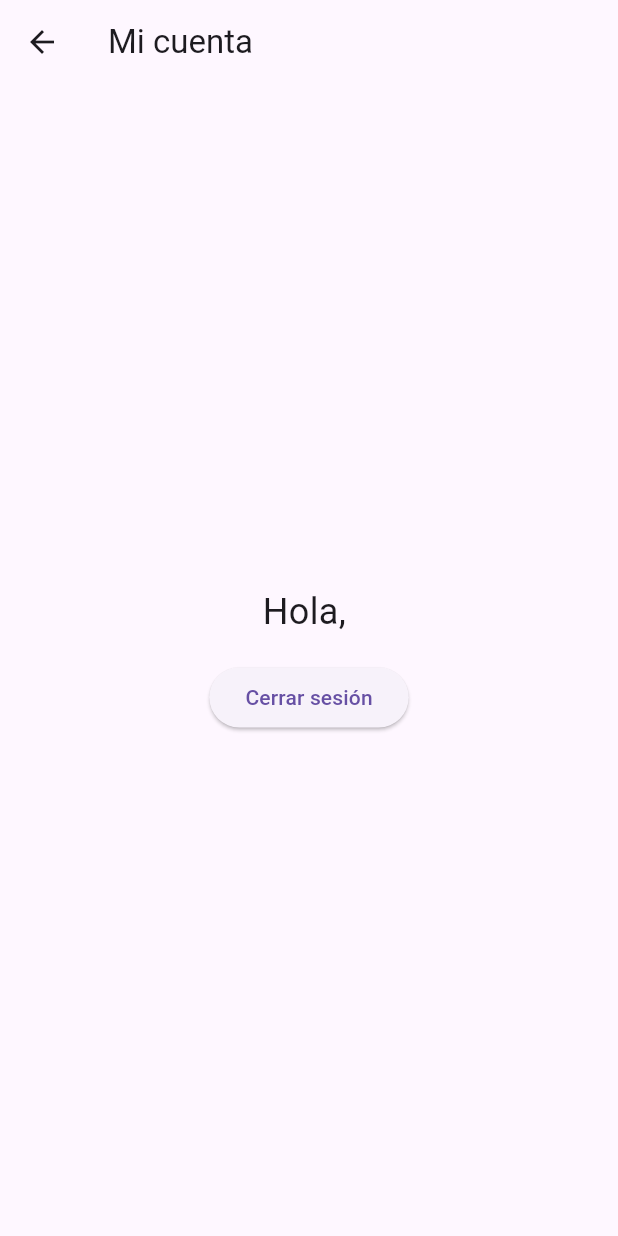
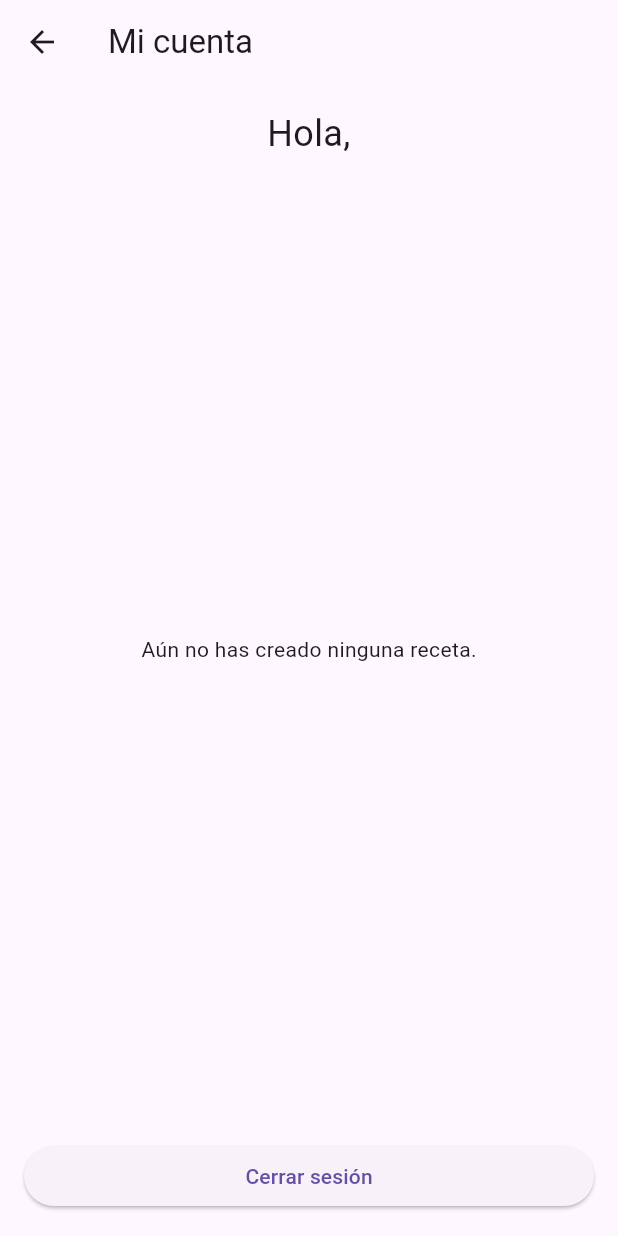
Before and after one commit to MSdelP/Recetas_app, a Flutter app: the AccountScreen screen opened by its route, on a phone screen of 412 x 824 dp. Run offline on Flutter 3.47's test engine with Material 3 defaults, Android fonts, the light colour scheme and no system bars; our stand-ins replace shared_preferences; accounts and stored records are empty; network calls fail.

Commit message:
modificar receta

```diff
--- a/lib/core/theme.dart
+++ b/lib/core/theme.dart
@@ -1,7 +1,5 @@
 import 'package:flutter/material.dart';
-import 'package:google_fonts/google_fonts.dart';
 
-import 'package:flutter/material.dart';
 
 /// Tema global de la aplicación.
 final ThemeData appTheme = ThemeData(
--- a/lib/data/models/receta_model.dart
+++ b/lib/data/models/receta_model.dart
@@ -2,38 +2,22 @@ import 'package:receta_app/domain/entities/receta.dart';
 
 class RecetaModel extends Receta {
   RecetaModel({
-    required String id,
-    required String titulo,
-    required String descripcion,
-    required List<String> ingredientes,
-    required List<String> pasos,
-    required String imagenUrl,
-    required int tiempoMinutos,
-    required String dificultad,
-    required String tipoComida,
-    required List<String> dietas,
-    required String autor,
-    required double valoracion,
-    required int calorias,
-    required DateTime creadaEn,
-    required String pais,
-  }) : super(
-    id: id,
-    titulo: titulo,
-    descripcion: descripcion,
-    ingredientes: ingredientes,
-    pasos: pasos,
-    imagenUrl: imagenUrl,
-    tiempoMinutos: tiempoMinutos,
-    dificultad: dificultad,
-    tipoComida: tipoComida,
-    dietas: dietas,
-    autor: autor,
-    valoracion: valoracion,
-    calorias: calorias,
-    creadaEn: creadaEn,
-    pais: pais,
-  );
+    required super.id,
+    required super.titulo,
+    required super.descripcion,
+    required super.ingredientes,
+    required super.pasos,
+    required super.imagenUrl,
+    required super.tiempoMinutos,
+    required super.dificultad,
+    required super.tipoComida,
+    required super.dietas,
+    required super.autor,
+    required super.valoracion,
+    required super.calorias,
+    required super.creadaEn,
+    required super.pais,
+  });
 
   factory RecetaModel.fromJson(Map<String, dynamic> json) {
     return RecetaModel(
--- a/lib/main.dart
+++ b/lib/main.dart
@@ -1,7 +1,9 @@
+// lib/main.dart
+
 import 'package:flutter/material.dart';
 import 'package:provider/provider.dart';
 
-import 'core/theme.dart';  // ← asegúrate de que en theme.dart exista 'appTheme'
+import 'core/theme.dart';               // asegúrate de que en theme.dart exista 'appTheme'
 import 'data/models/receta_model.dart';
 import 'presentation/viewmodels/auth_viewmodel.dart';
 import 'presentation/viewmodels/receta_viewmodel.dart';
@@ -15,7 +17,7 @@ import 'presentation/screens/receta_detalle_screen.dart';
 void main() => runApp(const MyApp());
 
 class MyApp extends StatelessWidget {
-  const MyApp({Key? key}) : super(key: key);
+  const MyApp({super.key});
 
   @override
   Widget build(BuildContext context) {
@@ -30,10 +32,17 @@ class MyApp extends StatelessWidget {
         initialRoute: '/',
         routes: {
           '/': (ctx) => const MainNavigationScreen(),
-          LoginScreen.routeName: (ctx) => LoginScreen(),
-          RegisterScreen.routeName: (ctx) => RegisterScreen(),
-          AccountScreen.routeName: (ctx) => AccountScreen(),
-          RecetaFormScreen.routeName: (ctx) => RecetaFormScreen(),
+          LoginScreen.routeName: (ctx) => const LoginScreen(),
+          RegisterScreen.routeName: (ctx) => const RegisterScreen(),
+          AccountScreen.routeName: (ctx) => const AccountScreen(),
+
+          // RecetaFormScreen: si recibe argumentos, entra en modo edición
+          RecetaFormScreen.routeName: (ctx) {
+            final receta = ModalRoute.of(ctx)!.settings.arguments as RecetaModel?;
+            return RecetaFormScreen(receta: receta);
+          },
+
+          // RecetaDetalleScreen: muestra detalle y permite editar pasando la receta
           RecetaDetalleScreen.routeName: (ctx) {
             final receta = ModalRoute.of(ctx)!.settings.arguments as RecetaModel;
             return RecetaDetalleScreen(receta: receta);
--- a/lib/presentation/screens/account_screen.dart
+++ b/lib/presentation/screens/account_screen.dart
@@ -1,42 +1,87 @@
+// lib/presentation/screens/account_screen.dart
+
 import 'package:flutter/material.dart';
 import 'package:provider/provider.dart';
+
 import '../viewmodels/auth_viewmodel.dart';
-import 'login_screen.dart';
-import 'register_screen.dart';
+import '../viewmodels/receta_viewmodel.dart';
+import '../widgets/receta_item.dart';
 
 class AccountScreen extends StatelessWidget {
   static const routeName = '/account';
 
-  const AccountScreen({Key? key}) : super(key: key);
+  const AccountScreen({super.key});
 
   @override
   Widget build(BuildContext context) {
-    final auth = context.watch<AuthViewModel>();
+    final authVm = context.watch<AuthViewModel>();
+    final recetaVm = context.watch<RecetaViewModel>();
+
     return Scaffold(
       appBar: AppBar(title: const Text('Mi cuenta')),
-      body: Center(
-        child: auth.isLoggedIn
+      body: Padding(
+        padding: const EdgeInsets.all(16),
+        child: authVm.isLoggedIn
             ? Column(
-          mainAxisSize: MainAxisSize.min,
+          crossAxisAlignment: CrossAxisAlignment.stretch,
           children: [
-            Text('Hola, ${auth.user!.username}', style: const TextStyle(fontSize: 24)),
+            Text(
+              'Hola, ${authVm.user!.username}',
+              style: const TextStyle(fontSize: 24),
+              textAlign: TextAlign.center,
+            ),
+            const SizedBox(height: 16),
+
+            // Mis recetas
+            Expanded(
+              child: Builder(
+                builder: (_) {
+                  final misRecetas = recetaVm.visibles
+                      .where((r) => r.autor == authVm.user!.username)
+                      .toList();
+
+                  if (misRecetas.isEmpty) {
+                    return Center(
+                      child: Text(
+                        'Aún no has creado ninguna receta.',
+                        style: Theme.of(context).textTheme.bodyMedium,
+                      ),
+                    );
+                  }
+
+                  return ListView.builder(
+                    itemCount: misRecetas.length,
+                    itemBuilder: (ctx, i) =>
+                        RecetaItem(receta: misRecetas[i]),
+                  );
+                },
+              ),
+            ),
+
             const SizedBox(height: 16),
             ElevatedButton(
-              onPressed: () => auth.logout(),
+              onPressed: () {
+                authVm.logout();
+                Navigator.pushReplacementNamed(
+                    context, '/'); // o la ruta de login
+              },
               child: const Text('Cerrar sesión'),
             ),
           ],
         )
             : Column(
           mainAxisSize: MainAxisSize.min,
+          crossAxisAlignment: CrossAxisAlignment.stretch,
           children: [
             ElevatedButton(
-              onPressed: () => Navigator.pushNamed(context, LoginScreen.routeName),
+              onPressed: () =>
+                  Navigator.pushNamed(context, '/login'),
               child: const Text('Iniciar sesión'),
             ),
             const SizedBox(height: 8),
             ElevatedButton(
-              onPressed: () => Navigator.pushNamed(context, RegisterScreen.routeName),
+              onPressed: () =>
+                  Navigator.pushNamed(context, '/register'),
               child: const Text('Registrarse'),
             ),
           ],
--- a/lib/presentation/screens/favoritos_screen.dart
+++ b/lib/presentation/screens/favoritos_screen.dart
@@ -4,7 +4,7 @@ import '../viewmodels/receta_viewmodel.dart';
 import '../widgets/receta_item.dart';
 
 class FavoritosScreen extends StatelessWidget {
-  const FavoritosScreen({Key? key}) : super(key: key);
+  const FavoritosScreen({super.key});
 
   @override
   Widget build(BuildContext context) {
--- a/lib/presentation/screens/historial_screen.dart
+++ b/lib/presentation/screens/historial_screen.dart
@@ -4,7 +4,7 @@ import '../viewmodels/receta_viewmodel.dart';
 import '../widgets/receta_item.dart';
 
 class HistorialScreen extends StatelessWidget {
-  const HistorialScreen({Key? key}) : super(key: key);
+  const HistorialScreen({super.key});
 
   @override
   Widget build(BuildContext context) {
--- a/lib/presentation/screens/home_screen.dart
+++ b/lib/presentation/screens/home_screen.dart
@@ -7,7 +7,7 @@ import '../widgets/receta_filters.dart';
 import 'receta_form_screen.dart';
 
 class HomeScreen extends StatelessWidget {
-  const HomeScreen({Key? key}) : super(key: key);
+  const HomeScreen({super.key});
 
   @override
   Widget build(BuildContext context) {
--- a/lib/presentation/screens/main_navigation_screen.dart
+++ b/lib/presentation/screens/main_navigation_screen.dart
@@ -5,7 +5,7 @@ import 'historial_screen.dart';
 import 'account_screen.dart';
 
 class MainNavigationScreen extends StatefulWidget {
-  const MainNavigationScreen({Key? key}) : super(key: key);
+  const MainNavigationScreen({super.key});
 
   @override
   State<MainNavigationScreen> createState() => _MainNavigationScreenState();
--- a/lib/presentation/widgets/receta_item.dart
+++ b/lib/presentation/widgets/receta_item.dart
@@ -4,7 +4,7 @@ import '../screens/receta_detalle_screen.dart';
 
 class RecetaItem extends StatelessWidget {
   final RecetaModel receta;
-  const RecetaItem({Key? key, required this.receta}) : super(key: key);
+  const RecetaItem({super.key, required this.receta});
 
   @override
   Widget build(BuildContext context) {
```
Also changed, not shown: lib/presentation/screens/login_screen.dart (+10 -8 lines), lib/presentation/screens/receta_detalle_screen.dart (+17 -13 lines), lib/presentation/screens/receta_form_screen.dart (+11 -11 lines), lib/presentation/screens/register_screen.dart (+9 -7 lines), 1 other file.
